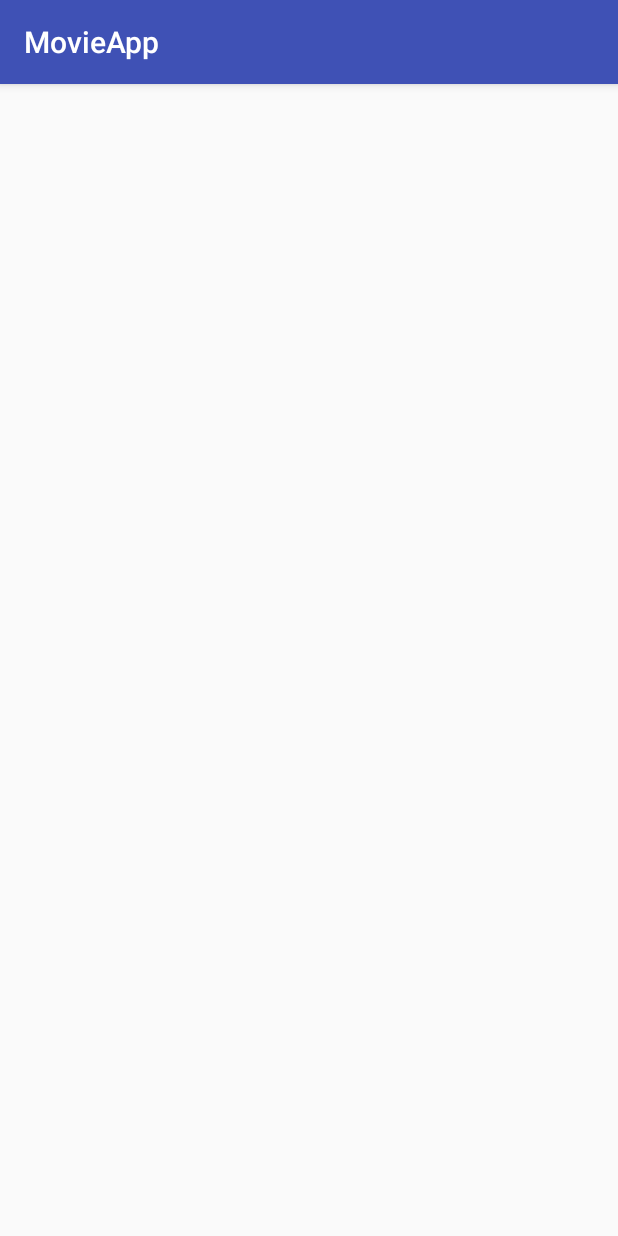
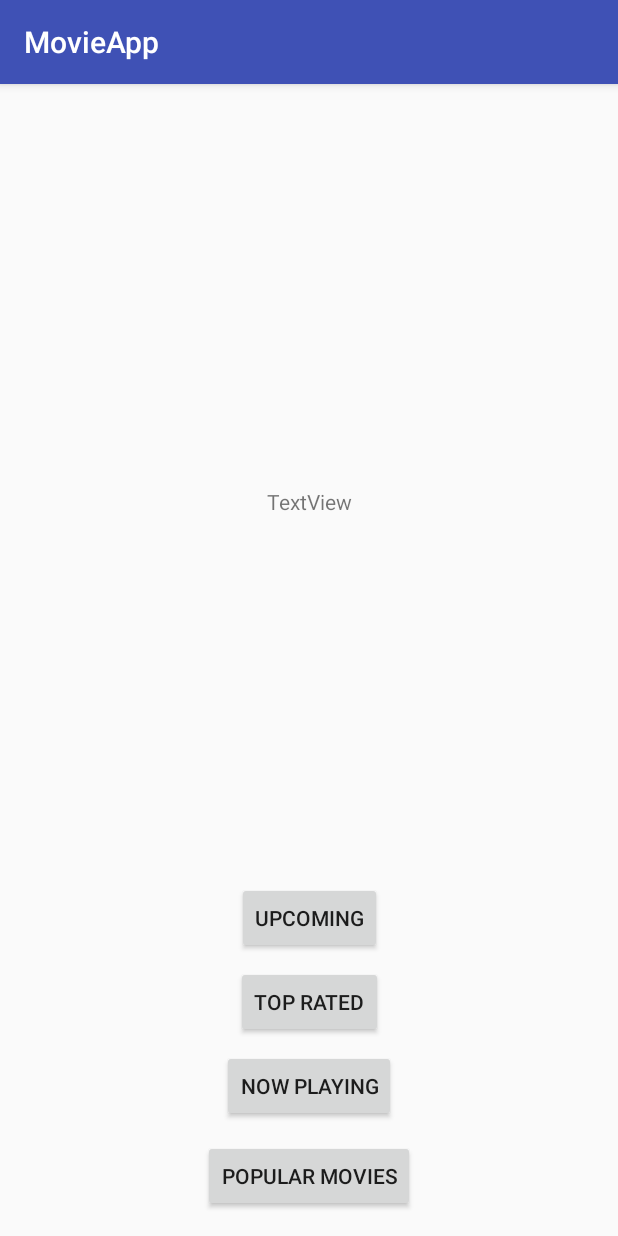
Before and after one commit to WillemSchoeman/MovieApp, an Android app: the screen it shows after launch (MainActivity), on a phone screen of 412 x 824 dp. Run offline under Robolectric (Android 15) with nearby library versions, the phone set to English and light mode, and no system bars.

Commit message:
Frontend buttons connected to backend to download the various JSON data sets. Need to connect this with the parsing class.

```diff
--- a/app/src/main/AndroidManifest.xml
+++ b/app/src/main/AndroidManifest.xml
@@ -2,7 +2,7 @@
 <manifest xmlns:android="http://schemas.android.com/apk/res/android"
     package="com.shumy.user.movieapp">
 
-    <uses-permission android:name="android.permission.INTERNET"></uses-permission>
+    <uses-permission android:name="android.permission.INTERNET" />
 
     <application
         android:allowBackup="true"
@@ -17,7 +17,10 @@
 
                 <category android:name="android.intent.category.LAUNCHER" />
             </intent-filter>
+
+
         </activity>
+        <activity android:name=".DisplayActivity"></activity>
     </application>
 
 </manifest>
--- a/app/src/main/java/com/shumy/user/movieapp/GetRawData.java
+++ b/app/src/main/java/com/shumy/user/movieapp/GetRawData.java
@@ -1,5 +1,6 @@
 package com.shumy.user.movieapp;
 
+import android.content.Intent;
 import android.os.AsyncTask;
 import android.util.Log;
 
@@ -15,38 +16,18 @@ enum DownloadStatus {IDLE,PROCESSING,NOT_INITIALISED,FAILED_OR_EMPTY,OK}
 public class GetRawData extends AsyncTask<String,Void,String> {
 
     private static final String TAG = "GetRawData";
+
     private DownloadStatus mDownloadStatus;
-    private final OnDownloadComplete mCallback;
+    private final DisplayActivity mCallback;
 
 ////////////////////////////////////////////////////////////////////////////////////////////////////
 // Enables GetRawData to call back to the MainActivity
 ////////////////////////////////////////////////////////////////////////////////////////////////////
 
-    public GetRawData(OnDownloadComplete callback) {
+
+    public GetRawData(DisplayActivity callback) {
         this.mDownloadStatus = DownloadStatus.IDLE;
         mCallback = callback;
-    }
-
-////////////////////////////////////////////////////////////////////////////////////////////////////
-// This defines the method the callback must use
-////////////////////////////////////////////////////////////////////////////////////////////////////
-
-    interface OnDownloadComplete {
-        void onDownloadComplete(String data,DownloadStatus status);
-    }
-
-////////////////////////////////////////////////////////////////////////////////////////////////////
-// When the data download is completed, the onDownloadComplete function is called and
-// download status and data is given to onDownloadComplete in MainActivity
-////////////////////////////////////////////////////////////////////////////////////////////////////
-
-    @Override
-    protected void onPostExecute(String s) {
-        Log.d(TAG, "onPostExecute: parameter = " + s);
-        if(mCallback != null) {
-            mCallback.onDownloadComplete(s,mDownloadStatus);
-        }
-        Log.d(TAG, "onPostExecute: ends");
     }
 
 ////////////////////////////////////////////////////////////////////////////////////////////////////
@@ -110,4 +91,29 @@ public class GetRawData extends AsyncTask<String,Void,String> {
         return null;
     }
 ////////////////////////////////////////////////////////////////////////////////////////////////////
+
+////////////////////////////////////////////////////////////////////////////////////////////////////
+// This defines the method the callback must use
+////////////////////////////////////////////////////////////////////////////////////////////////////
+//
+//    interface OnDownloadComplete {
+//        void onDownloadComplete(String data,DownloadStatus status);
+//    }
+
+////////////////////////////////////////////////////////////////////////////////////////////////////
+// When the data download is completed, the onDownloadComplete function is called and
+// download status and data is given to onDownloadComplete in MainActivity
+////////////////////////////////////////////////////////////////////////////////////////////////////
+
+    @Override
+    protected void onPostExecute(String s) {
+        Log.d(TAG, "onPostExecute: parameter = " + s);
+        if(mCallback != null) {
+            mCallback.onDownloadComplete(s,mDownloadStatus);
+        }
+        Log.d(TAG, "onPostExecute: ends");
+    }
+
+
+
 }
--- a/app/src/main/java/com/shumy/user/movieapp/MainActivity.java
+++ b/app/src/main/java/com/shumy/user/movieapp/MainActivity.java
@@ -1,10 +1,17 @@
 package com.shumy.user.movieapp;
 
+import android.content.Intent;
 import android.support.v7.app.AppCompatActivity;
 import android.os.Bundle;
+import android.support.v7.widget.Toolbar;
 import android.util.Log;
+import android.view.View;
+import android.widget.Button;
+import android.widget.TextView;
 
-public class MainActivity extends AppCompatActivity implements GetRawData.OnDownloadComplete {
+import java.util.List;
+
+public class MainActivity extends AppCompatActivity implements View.OnClickListener {
 
     private static final String TAG = "MainActivity";
 
@@ -13,9 +20,7 @@ public class MainActivity extends AppCompatActivity implements GetRawData.OnDown
     // top_rated https://api.themoviedb.org/3/movie/top_rated?api_key=d87c00b6a00ae74e930c063e106d6b4d&language=en-US&page=1
     // upcoming https://api.themoviedb.org/3/movie/upcoming?api_key=d87c00b6a00ae74e930c063e106d6b4d&language=en-US&page=1
 
-    // basic search https://api.themoviedb.org/3/search/movie?api_key=d87c00b6a00ae74e930c063e106d6b4d&language=en-US&query=deadpool&page=1&include_adult=false
-
-    // baseURL https://api.themoviedb.org/3
+    public static final String EXTRA_MESSAGE = "com.example.android.DisplayActivity.extra.MESSAGE";
 
     @Override
     protected void onCreate(Bundle savedInstanceState) {
@@ -23,23 +28,54 @@ public class MainActivity extends AppCompatActivity implements GetRawData.OnDown
         super.onCreate(savedInstanceState);
         setContentView(R.layout.activity_main);
 
-        GetRawData getRawData = new GetRawData(this);
-        getRawData.execute("https://api.themoviedb.org/3/movie/now_playing?api_key=d87c00b6a00ae74e930c063e106d6b4d&language=en-US&page=1");
+        Button popularButton = findViewById(R.id.popularButton);
+        Button playingButton = findViewById(R.id.playingButton);
+        Button ratedButton = findViewById(R.id.ratedButton);
+        Button upcommingButton = findViewById(R.id.upcomingButton);
+        popularButton.setOnClickListener(this);
+        playingButton.setOnClickListener(this);
+        ratedButton.setOnClickListener(this);
+        upcommingButton.setOnClickListener(this);
 
         Log.d(TAG, "onCreate: ends");
     }
 
-////////////////////////////////////////////////////////////////////////////////////////////////////
-// Block used to see if download is complete and then log the data or return error
-////////////////////////////////////////////////////////////////////////////////////////////////////
+    public void onClick(View view) {
+        Intent intent = null;
+        String myURL;
 
-    @Override
-    public void onDownloadComplete(String data,DownloadStatus status) {
-        if(status == DownloadStatus.OK) {
-            Log.d(TAG, "onDownloadComplete: data is " + data);
-        }else {
-            Log.e(TAG, "onDownloadComplete failed with status " + status);
+        switch(view.getId()) {
+            case R.id.popularButton:
+                intent = new Intent(this,DisplayActivity.class);
+                myURL = "https://api.themoviedb.org/3/movie/popular?api_key=d87c00b6a00ae74e930c063e106d6b4d&language=en-US&page=1";
+                Log.d(TAG, "onClick: popular button pressed with URL is " + myURL);
+                intent.putExtra(EXTRA_MESSAGE,myURL);
+                break;
+            case R.id.playingButton:
+                intent = new Intent(this,DisplayActivity.class);
+                myURL = "https://api.themoviedb.org/3/movie/now_playing?api_key=d87c00b6a00ae74e930c063e106d6b4d&language=en-US&page=1";
+                Log.d(TAG, "onClick: playing button pressed with URL is " + myURL);
+                intent.putExtra(EXTRA_MESSAGE,myURL);
+                break;
+            case R.id.ratedButton:
+                intent = new Intent(this,DisplayActivity.class);
+                myURL = "https://api.themoviedb.org/3/movie/top_rated?api_key=d87c00b6a00ae74e930c063e106d6b4d&language=en-US&page=1";
+                Log.d(TAG, "onClick: rated button pressed with URL is " + myURL);
+                intent.putExtra(EXTRA_MESSAGE,myURL);
+                break;
+            case R.id.upcomingButton:
+                intent = new Intent(this,DisplayActivity.class);
+                myURL = "https://api.themoviedb.org/3/movie/upcoming?api_key=d87c00b6a00ae74e930c063e106d6b4d&language=en-US&page=1";
+                Log.d(TAG, "onClick: upcomming button pressed with URL is " + myURL);
+                intent.putExtra(EXTRA_MESSAGE,myURL);
+                break;
+
+
+            default:
+
+        }
+        if(intent != null) {
+            startActivity(intent);
         }
     }
-////////////////////////////////////////////////////////////////////////////////////////////////////
 }
--- a/app/src/main/res/layout/activity_main.xml
+++ b/app/src/main/res/layout/activity_main.xml
@@ -6,4 +6,75 @@
     android:layout_height="match_parent"
     tools:context=".MainActivity">
 
+    <Button
+        android:id="@+id/popularButton"
+        android:layout_width="wrap_content"
+        android:layout_height="wrap_content"
+        android:layout_marginBottom="16dp"
+        android:layout_marginEnd="8dp"
+        android:layout_marginLeft="8dp"
+        android:layout_marginRight="8dp"
+        android:layout_marginStart="8dp"
+        android:text="Popular Movies"
+        app:layout_constraintBottom_toBottomOf="parent"
+        app:layout_constraintEnd_toEndOf="parent"
+        app:layout_constraintStart_toStartOf="parent" />
+
+    <TextView
+        android:id="@+id/dataTextView"
+        android:layout_width="wrap_content"
+        android:layout_height="wrap_content"
+        android:layout_marginBottom="8dp"
+        android:layout_marginEnd="32dp"
+        android:layout_marginLeft="32dp"
+        android:layout_marginRight="32dp"
+        android:layout_marginStart="32dp"
+        android:layout_marginTop="32dp"
+        android:text="TextView"
+        app:layout_constraintBottom_toTopOf="@+id/upcomingButton"
+        app:layout_constraintEnd_toEndOf="parent"
+        app:layout_constraintStart_toStartOf="parent"
+        app:layout_constraintTop_toTopOf="parent" />
+
+    <Button
+        android:id="@+id/playingButton"
+        android:layout_width="wrap_content"
+        android:layout_height="wrap_content"
+        android:layout_marginBottom="12dp"
+        android:layout_marginEnd="8dp"
+        android:layout_marginLeft="8dp"
+        android:layout_marginRight="8dp"
+        android:layout_marginStart="8dp"
+        android:text="Now PLaying"
+        app:layout_constraintBottom_toTopOf="@+id/popularButton"
+        app:layout_constraintEnd_toEndOf="parent"
+        app:layout_constraintStart_toStartOf="parent" />
+
+    <Button
+        android:id="@+id/ratedButton"
+        android:layout_width="wrap_content"
+        android:layout_height="wrap_content"
+        android:layout_marginBottom="8dp"
+        android:layout_marginEnd="8dp"
+        android:layout_marginLeft="8dp"
+        android:layout_marginRight="8dp"
+        android:layout_marginStart="8dp"
+        android:text="Top Rated"
+        app:layout_constraintBottom_toTopOf="@+id/playingButton"
+        app:layout_constraintEnd_toEndOf="parent"
+        app:layout_constraintStart_toStartOf="parent" />
+
+    <Button
+        android:id="@+id/upcomingButton"
+        android:layout_width="wrap_content"
+        android:layout_height="wrap_content"
+        android:layout_marginBottom="8dp"
+        android:layout_marginEnd="8dp"
+        android:layout_marginLeft="8dp"
+        android:layout_marginRight="8dp"
+        android:layout_marginStart="8dp"
+        android:text="Upcoming"
+        app:layout_constraintBottom_toTopOf="@+id/ratedButton"
+        app:layout_constraintEnd_toEndOf="parent"
+        app:layout_constraintStart_toStartOf="parent" />
 </android.support.constraint.ConstraintLayout>
```
Also changed, not shown: app/src/main/java/com/shumy/user/movieapp/DisplayActivity.java (added, +43 -0 lines), app/src/main/java/com/shumy/user/movieapp/GetMovieJsonData.java (+88 -95 lines), app/src/main/java/com/shumy/user/movieapp/Movie.java (+49 -49 lines), app/src/main/res/layout/activity_display.xml (added, +24 -0 lines).
